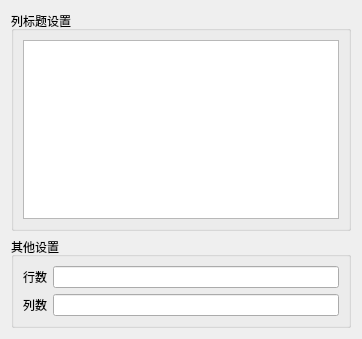
Old version of the form uifile/propertyDialog.ui in the repository CUMThejinyang/SettlementPredictionSystem.
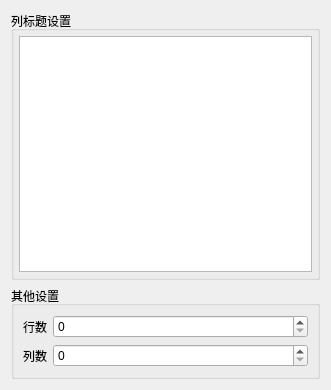
New version of the form.

Diff of the .ui file:
```diff
--- a/uifile/propertyDialog.ui
+++ b/uifile/propertyDialog.ui
@@ -6,27 +6,39 @@
    <rect>
     <x>0</x>
     <y>0</y>
-    <width>362</width>
-    <height>339</height>
+    <width>331</width>
+    <height>390</height>
    </rect>
   </property>
   <property name="windowTitle">
    <string>属性</string>
   </property>
-  <layout class="QVBoxLayout" name="verticalLayout">
-   <item>
+  <layout class="QGridLayout" name="gridLayout_3">
+   <item row="0" column="0">
     <widget class="QGroupBox" name="groupBox">
      <property name="title">
       <string>列标题设置</string>
      </property>
      <layout class="QGridLayout" name="gridLayout">
+      <property name="leftMargin">
+       <number>5</number>
+      </property>
+      <property name="topMargin">
+       <number>5</number>
+      </property>
+      <property name="rightMargin">
+       <number>5</number>
+      </property>
+      <property name="bottomMargin">
+       <number>5</number>
+      </property>
       <item row="0" column="0">
        <widget class="QListWidget" name="listWidget_colTitle"/>
       </item>
      </layout>
     </widget>
    </item>
-   <item>
+   <item row="1" column="0">
     <widget class="QGroupBox" name="groupBox_2">
      <property name="title">
       <string>其他设置</string>
@@ -42,7 +54,7 @@
          </widget>
         </item>
         <item row="0" column="1">
-         <widget class="QLineEdit" name="LineEdit"/>
+         <widget class="QSpinBox" name="spinBox_rownum"/>
         </item>
         <item row="1" column="0">
          <widget class="QLabel" name="Labelcolcount">
@@ -52,7 +64,7 @@
          </widget>
         </item>
         <item row="1" column="1">
-         <widget class="QLineEdit" name="LineEdit_2"/>
+         <widget class="QSpinBox" name="spinBox_colnum"/>
         </item>
        </layout>
       </item>
```
Left out of the diff: 4 changed lines with no effect on the pictures.
